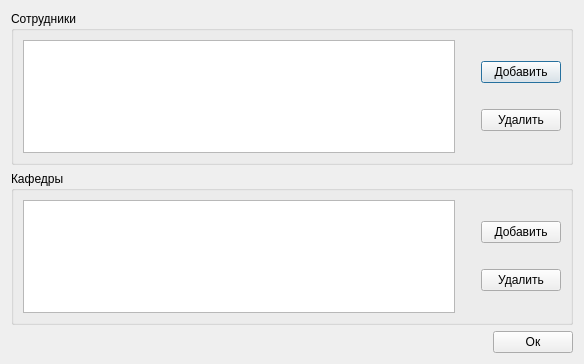
First picture: the form in ui/staffuniversitywindow.ui, repository 7enSmile/clientVKR, before the edit.
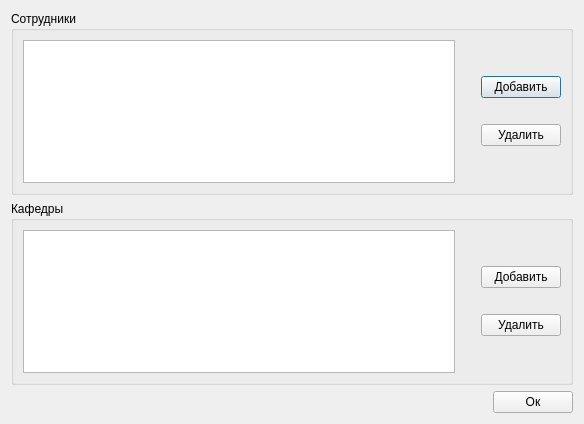
Second picture: the form after the edit.

```diff
--- a/ui/staffuniversitywindow.ui
+++ b/ui/staffuniversitywindow.ui
@@ -7,7 +7,7 @@
     <x>0</x>
     <y>0</y>
     <width>584</width>
-    <height>364</height>
+    <height>424</height>
    </rect>
   </property>
   <property name="windowTitle">
@@ -36,11 +36,14 @@
              <number>100</number>
             </attribute>
             <attribute name="horizontalHeaderDefaultSectionSize">
-             <number>1000</number>
+             <number>100</number>
             </attribute>
             <attribute name="horizontalHeaderHighlightSections">
              <bool>true</bool>
             </attribute>
+            <attribute name="horizontalHeaderStretchLastSection">
+             <bool>true</bool>
+            </attribute>
             <attribute name="verticalHeaderVisible">
              <bool>false</bool>
             </attribute>
@@ -143,7 +146,10 @@
            <bool>false</bool>
           </attribute>
           <attribute name="horizontalHeaderDefaultSectionSize">
-           <number>1000</number>
+           <number>100</number>
+          </attribute>
+          <attribute name="horizontalHeaderStretchLastSection">
+           <bool>true</bool>
           </attribute>
          </widget>
         </item>
```
Left out of the diff: 6 changed lines with no effect on the pictures.
